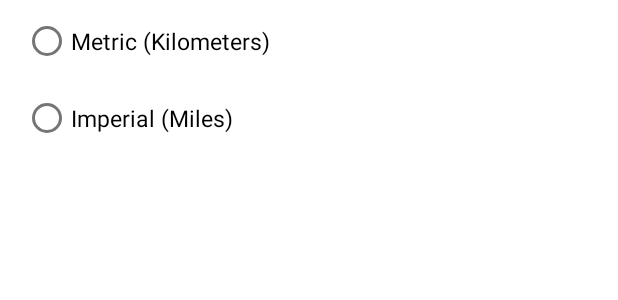
After one commit to shotarokuma/navigate-app, an Android app: the layout radio_dialog.xml on its own in the app's theme, with its tools: preview values and no code run, on a phone screen of 412 x 824 dp. The commit adds this screen. Shown: the top 300 px of the screen. Run offline under Robolectric (Android 15) with nearby library versions, the phone set to English and light mode, and no system bars.

Commit message:
still have problen

```diff
--- a/app/src/main/res/layout/fragment_setting.xml
+++ b/app/src/main/res/layout/fragment_setting.xml
@@ -99,6 +99,7 @@
             android:layout_marginHorizontal="10dp"
             />
         <LinearLayout
+            android:id="@+id/unit_preference"
             android:layout_height="70dp"
             android:layout_width="fill_parent"
             android:orientation="vertical"
@@ -127,6 +128,7 @@
             android:layout_height="1dp"
             android:background="?android:attr/listDivider" />
         <LinearLayout
+            android:id="@+id/comments"
             android:layout_height="70dp"
             android:layout_width="fill_parent"
             android:orientation="vertical"
--- /dev/null
+++ b/app/src/main/res/layout/radio_dialog.xml
@@ -0,0 +1,28 @@
+<?xml version="1.0" encoding="utf-8"?>
+<LinearLayout
+    xmlns:android="http://schemas.android.com/apk/res/android"
+    xmlns:tools="http://schemas.android.com/tools"
+    android:layout_width="match_parent"
+    android:layout_height="match_parent"
+    tools:context=".Dialog"
+    android:orientation="vertical">
+    <RadioGroup
+        android:layout_width="wrap_content"
+        android:layout_height="wrap_content"
+        android:orientation="vertical"
+        >
+        <RadioButton
+            android:layout_width="match_parent"
+            android:layout_height="wrap_content"
+            android:layout_marginLeft="15dp"
+            android:layout_marginVertical="3dp"
+            android:textSize="15sp"
+            android:text="@string/unit_kilometers"/>
+        <RadioButton
+            android:layout_width="match_parent"
+            android:layout_height="wrap_content"
+            android:layout_marginLeft="15dp"
+            android:textSize="15sp"
+            android:text="@string/unit_miles"/>
+    </RadioGroup>
+</LinearLayout>
--- a/app/src/main/res/values/strings.xml
+++ b/app/src/main/res/values/strings.xml
@@ -30,5 +30,7 @@
     <string name="change_button">Change</string>
     <string name="save_button">Save</string>
     <string name="cancel_button">Cancel</string>
-    <string  name="profile">profile</string>
+    <string name="profile">profile</string>
+    <string name="unit_kilometers">Metric (Kilometers)</string>
+    <string name="unit_miles">Imperial (Miles)</string>
 </resources>
```
Also changed, not shown: app/src/main/java/com/example/shotaro_kumagai_myruns2/DialogFragment.kt (added, +50 -0 lines), app/src/main/java/com/example/shotaro_kumagai_myruns2/Setting.kt (+33 -0 lines), app/src/main/res/layout/input_dialog.xml (added, +13 -0 lines).
